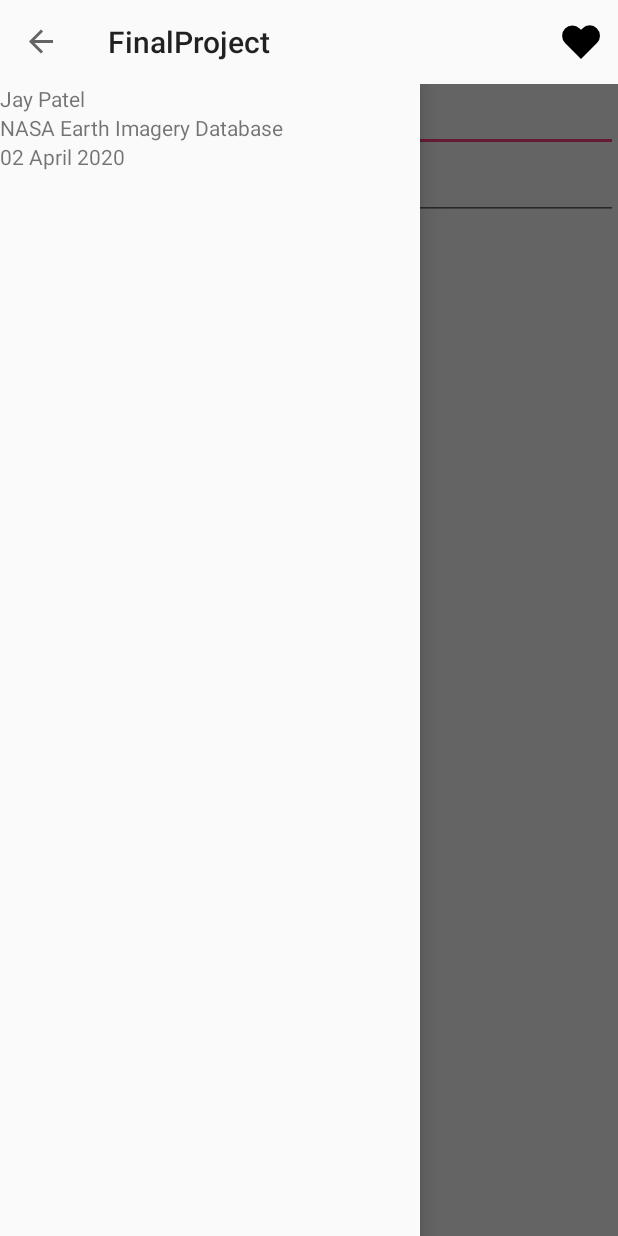
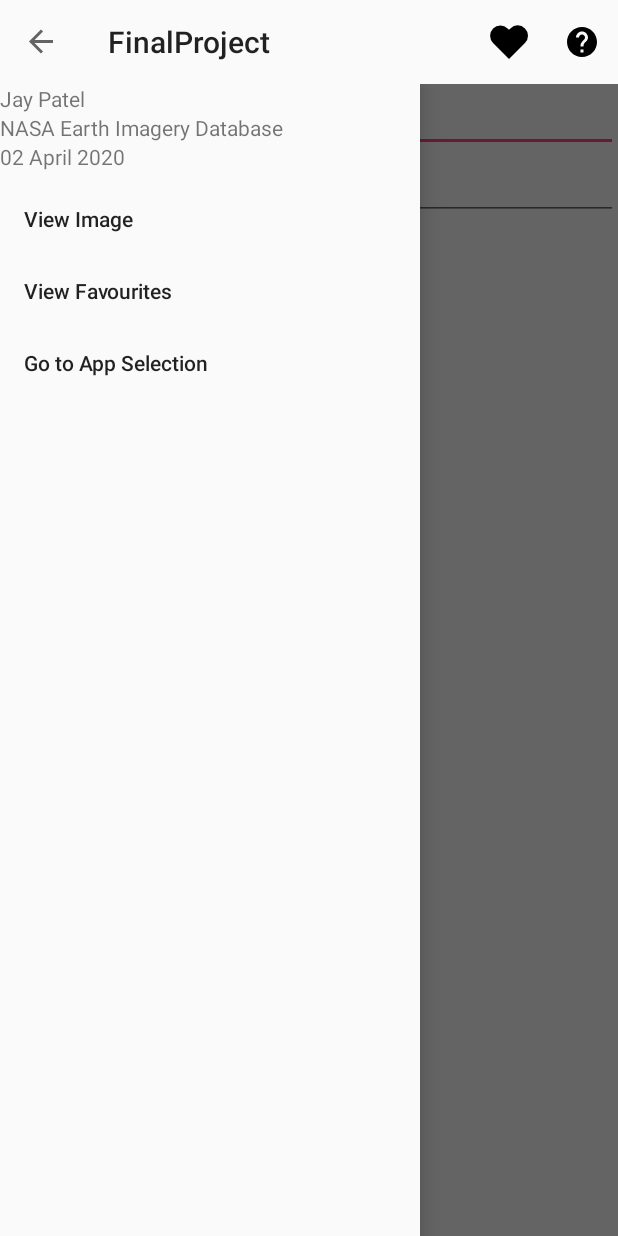
Before and after one commit to pate0701/FinalProject, an Android app: the NasaImagery screen opened directly, with no data from a screen before it, with the side drawer open, on a phone screen of 412 x 824 dp. Run offline under Robolectric (Android 15) with nearby library versions, the phone set to English and light mode, and no system bars.

Commit message:
Some Requirements Fulfilled-1

```diff
--- a/app/src/main/AndroidManifest.xml
+++ b/app/src/main/AndroidManifest.xml
@@ -2,7 +2,8 @@
 <manifest xmlns:android="http://schemas.android.com/apk/res/android"
     package="com.example.finalproject">
 
-    <uses-permission android:name="android.permission.INTERNET"/>
+    <uses-permission android:name="android.permission.INTERNET" />
+
     <application
         android:allowBackup="true"
         android:icon="@mipmap/ic_launcher"
@@ -10,7 +11,8 @@
         android:roundIcon="@mipmap/ic_launcher_round"
         android:supportsRtl="true"
         android:theme="@style/AppTheme">
-        <activity android:name=".Favourites"></activity>
+        <activity android:name=".About"></activity>
+        <activity android:name=".Favourites" />
         <activity android:name=".NasaImagery" />
         <activity android:name=".MainActivity">
             <intent-filter>
--- /dev/null
+++ b/app/src/main/res/drawable/help.xml
@@ -0,0 +1,9 @@
+<vector xmlns:android="http://schemas.android.com/apk/res/android"
+        android:width="24dp"
+        android:height="24dp"
+        android:viewportWidth="24.0"
+        android:viewportHeight="24.0">
+    <path
+        android:fillColor="#FF000000"
+        android:pathData="M12,2C6.48,2 2,6.48 2,12s4.48,10 10,10 10,-4.48 10,-10S17.52,2 12,2zM13,19h-2v-2h2v2zM15.07,11.25l-0.9,0.92C13.45,12.9 13,13.5 13,15h-2v-0.5c0,-1.1 0.45,-2.1 1.17,-2.83l1.24,-1.26c0.37,-0.36 0.59,-0.86 0.59,-1.41 0,-1.1 -0.9,-2 -2,-2s-2,0.9 -2,2L8,9c0,-2.21 1.79,-4 4,-4s4,1.79 4,4c0,0.88 -0.36,1.68 -0.93,2.25z"/>
+</vector>
--- a/app/src/main/res/layout/activity_nasa_imagery.xml
+++ b/app/src/main/res/layout/activity_nasa_imagery.xml
@@ -14,6 +14,7 @@
         app:layout_constraintEnd_toEndOf="parent"
         app:layout_constraintStart_toStartOf="parent"
         app:layout_constraintTop_toTopOf="parent" />
+
     <androidx.drawerlayout.widget.DrawerLayout
         android:id="@+id/drawer_layout"
         android:layout_width="match_parent"
@@ -93,13 +94,13 @@
         </LinearLayout>
 
 
-
         <com.google.android.material.navigation.NavigationView
             android:layout_width="wrap_content"
             android:layout_height="match_parent"
             android:layout_gravity="start"
             android:fitsSystemWindows="true"
-            app:headerLayout="@layout/header_layout"
+            app:headerLayout="@layout/drawer_header"
+            app:menu="@menu/navigation_drawer_menu"
             android:id="@+id/nav_view"/>
     </androidx.drawerlayout.widget.DrawerLayout>
 
--- a/app/src/main/res/menu/nasa_imagery_menu.xml
+++ b/app/src/main/res/menu/nasa_imagery_menu.xml
@@ -5,6 +5,12 @@
     <item android:id="@+id/show_fav"
         android:title="@string/favorite"
         android:icon="@drawable/favourite"
+        android:orderInCategory="50"
+        app:showAsAction="always"/>
+
+    <item android:id="@+id/help"
+        android:title="@string/help"
+        android:icon="@drawable/help"
         android:orderInCategory="100"
         app:showAsAction="always"/>
 </menu>
--- /dev/null
+++ b/app/src/main/res/menu/navigation_drawer_menu.xml
@@ -0,0 +1,21 @@
+<?xml version="1.0" encoding="utf-8"?>
+<menu xmlns:android="http://schemas.android.com/apk/res/android"
+    xmlns:app="http://schemas.android.com/apk/res-auto">
+
+    <item
+        android:id="@+id/itemNav1"
+        app:showAsAction="collapseActionView"
+        android:orderInCategory="25"
+        android:title="@string/item1" />
+    <item
+        android:id="@+id/itemNav2"
+        app:showAsAction="collapseActionView"
+        android:orderInCategory="50"
+        android:title="@string/item2" />
+
+    <item
+        android:id="@+id/itemNav3"
+        app:showAsAction="collapseActionView"
+        android:orderInCategory="75"
+        android:title="@string/item3" />
+</menu>
--- a/app/src/main/res/values/strings.xml
+++ b/app/src/main/res/values/strings.xml
@@ -9,7 +9,7 @@
     <string name="app3_desc">Image of a position of Lat and Lon</string>
     <string name="app4_desc">Read Latest News Headlines</string>
     <string name="latitute">Latitude : </string>
-    <string name="longitute">Longitutde : </string>
+    <string name="longitute">Longitude : </string>
     <string name="fetch">Fetch</string>
     <string name="add_favorite">Add to Favourite</string>
     <string name="favorite">Favourite</string>
@@ -17,4 +17,18 @@
     <string name="date">02 April 2020</string>
     <string name="open">Open</string>
     <string name="close">Close</string>
+    <string name="item1">View Image</string>
+    <string name="item2">View Favourites</string>
+    <string name="item3">Go to App Selection</string>
+
+    <string name="help">Help</string>
+    <string name="use">Direction To Use :</string>
+    <string name="use_desc">Enter Latitude and Longitude Values int hte editText and Click Fetch Button and If you like the image then you can add it to favourites by clicking on "Add to Favourites" Button.</string>
+    <string name="features">Features :</string>
+    <string name="features_desc">You can search image from various location from input of Latitude and Longitude. If you like that place you can add it to your favourite list.It is very user friendly and Easy-To-Use application.</string>
+    <string name="dev">About the Developer :</string>
+    <string name="dev_desc">Myself Jay Patel,the developer of this Application.</string>
+    <string name="contact">Business Contact :</string>
+    <string name="contact_desc">Email : pate0701@algonquinlive.com</string>
+    <string name="final_greet">Thanks !</string>
 </resources>
```
Also changed, not shown: app/src/main/java/com/example/finalproject/About.java (added, +14 -0 lines), app/src/main/java/com/example/finalproject/Favourites.java (+3 -4 lines), app/src/main/java/com/example/finalproject/NasaImagery.java (+41 -40 lines), app/src/main/res/layout/activity_about.xml (added, +90 -0 lines), app/src/main/res/layout/drawer_header.xml (renamed from app/src/main/res/layout/header_layout.xml), 1 other file.
